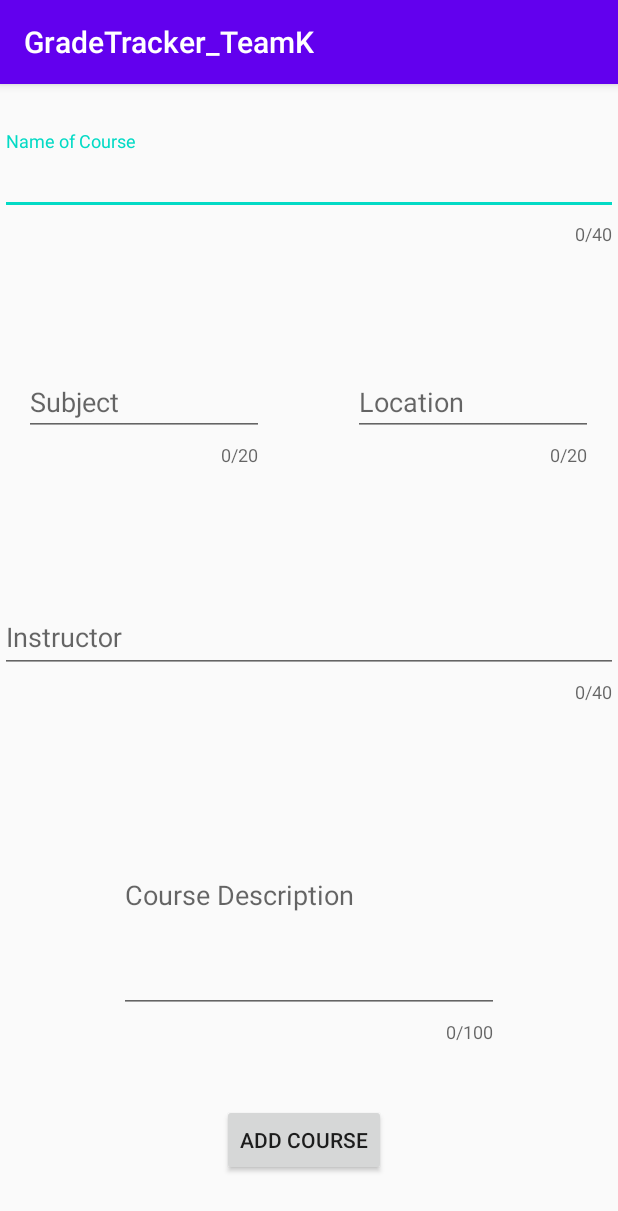
After one commit to Voraphi/GradeTracker_TeamK, an Android app: the AddCourseActivity screen opened directly, with no data from a screen before it, on a phone screen of 412 x 824 dp. The commit adds this screen. Shown: the top 1211 px of the screen. Run offline under Robolectric (Android 15) with nearby library versions, the phone set to English and light mode, and no system bars; our stand-ins replace Room's generated code.

Commit message:
Added user story to add a course.

```diff
--- a/app/src/main/AndroidManifest.xml
+++ b/app/src/main/AndroidManifest.xml
@@ -9,7 +9,8 @@
         android:roundIcon="@mipmap/ic_launcher_round"
         android:supportsRtl="true"
         android:theme="@style/AppTheme">
-        <activity android:name=".Register"></activity>
+        <activity android:name=".AddCourseActivity"></activity>
+        <activity android:name=".Register" />
         <activity android:name=".viewAllAssignmentsActivity" />
         <activity android:name=".viewOverAllGradesActivity" />
         <activity android:name=".viewAllCoursesActivity" />
--- /dev/null
+++ b/app/src/main/java/com/example/gradetracker_teamk/AddCourseActivity.java
@@ -0,0 +1,73 @@
+package com.example.gradetracker_teamk;
+
+import androidx.annotation.RequiresApi;
+import androidx.appcompat.app.AppCompatActivity;
+
+import android.content.Intent;
+import android.os.Build;
+import android.os.Bundle;
+import android.text.Editable;
+import android.util.Log;
+import android.view.View;
+import android.widget.Button;
+import android.widget.EditText;
+import android.widget.Toast;
+
+import com.example.gradetracker_teamk.Model.Course;
+import com.example.gradetracker_teamk.db.AppDataBase;
+import com.example.gradetracker_teamk.db.UsersDAO;
+
+public class AddCourseActivity extends AppCompatActivity {
+
+    private int userId;
+    private EditText nameOfCourse;
+    private EditText subject;
+    private EditText location;
+    private EditText instructor;
+    private EditText courseDescription;
+    private Button addCourse;
+    private UsersDAO db;
+
+    @Override
+    protected void onCreate(Bundle savedInstanceState) {
+        super.onCreate(savedInstanceState);
+        setContentView(R.layout.activity_add_course);
+
+        userId = getIntent().getIntExtra("userId", -1);
+
+        db = AppDataBase.getInstance(getApplicationContext()).getUsersDAO();
+
+        wireUp();
+
+        addCourse.setOnClickListener(new View.OnClickListener() {
+            @RequiresApi(api = Build.VERSION_CODES.O)
+            @Override
+            public void onClick(View view) {
+                if(nameOfCourse.getText().toString().isEmpty() || subject.getText().toString().isEmpty() ||
+                        location.getText().toString().isEmpty() || instructor.getText().toString().isEmpty() ||
+                        courseDescription.getText().toString().isEmpty()) {
+                    Toast.makeText(getApplicationContext(), "Make sure no fields are empty.", Toast.LENGTH_LONG).show();
+                }
+                else {
+                    Course newCourse = new Course(nameOfCourse.getText().toString(), subject.getText().toString(), location.getText().toString(), instructor.getText().toString(), courseDescription.getText().toString(), userId);
+                    db.insertCourse(newCourse);
+                    Log.d(this.getClass().toGenericString(), newCourse.toString());
+                    Toast.makeText(getApplicationContext(), "Course Successfully created!", Toast.LENGTH_LONG).show();
+                    Intent intent = new Intent(getApplicationContext(), viewOverAllGradesActivity.class);
+                    intent.putExtra("userId", userId);
+                    startActivity(intent);
+                }
+            }
+        });
+
+    }
+
+    private void wireUp() {
+        nameOfCourse = findViewById(R.id.nameOfCourseEditText);
+        subject = findViewById(R.id.subjectEditText);
+        location = findViewById(R.id.locationEditText);
+        instructor = findViewById(R.id.instructorEditText);
+        courseDescription = findViewById(R.id.courseDescriptionEditText);
+        addCourse = findViewById(R.id.addCourseButton);
+    }
+}
--- a/app/src/main/java/com/example/gradetracker_teamk/HomePage.java
+++ b/app/src/main/java/com/example/gradetracker_teamk/HomePage.java
@@ -7,6 +7,7 @@ import android.os.Bundle;
 import android.view.View;
 import android.widget.Button;
 import android.widget.TextView;
+import android.widget.Toast;
 
 import com.example.gradetracker_teamk.Model.User;
 import com.example.gradetracker_teamk.db.AppDataBase;
@@ -30,10 +31,11 @@ public class HomePage extends AppCompatActivity {
         viewCourses = findViewById(R.id.courses_button);
         viewOverAllGrades = findViewById(R.id.grades_button);
 
-        int userIdFromIntent = getIntent().getIntExtra("userid", -1);
+        int userIdFromIntent = getIntent().getIntExtra("userId", -1);
 
         if(userIdFromIntent == -1) {
             //make toast that says user was unsuccessfully logged in
+            Toast.makeText(getApplicationContext(), "user was unsuccessfully logged in", Toast.LENGTH_LONG).show();
             finish();
         }
         else {
--- a/app/src/main/java/com/example/gradetracker_teamk/LoginPage.java
+++ b/app/src/main/java/com/example/gradetracker_teamk/LoginPage.java
@@ -49,7 +49,7 @@ public class LoginPage extends AppCompatActivity {
 
                 if(!(current_user == null)){
                     Intent intent = new Intent(LoginPage.this, HomePage.class);
-                    intent.putExtra("userID", current_user.getUserId());
+                    intent.putExtra("userId", current_user.getUserId());
                     startActivity(intent);
                 } else {
                     Toast.makeText(getApplicationContext(), "Incorrect credentials, try again.", Toast.LENGTH_LONG).show();
--- a/app/src/main/java/com/example/gradetracker_teamk/db/UsersDAO.java
+++ b/app/src/main/java/com/example/gradetracker_teamk/db/UsersDAO.java
@@ -12,7 +12,7 @@ import java.util.List;
 @Dao
 public interface UsersDAO {
     @Insert
-    void inesertUser(User user);
+    void insertUser(User user);
 
     @Query("SELECT * FROM " + AppDataBase.USERS_TABLE + " WHERE username = :username")
     User getUserByUsername(String username);
--- /dev/null
+++ b/app/src/main/res/drawable/ic_baseline_home_24.xml
@@ -0,0 +1,5 @@
+<vector android:height="24dp" android:tint="#0F249B"
+    android:viewportHeight="24" android:viewportWidth="24"
+    android:width="24dp" xmlns:android="http://schemas.android.com/apk/res/android">
+    <path android:fillColor="@android:color/white" android:pathData="M10,20v-6h4v6h5v-8h3L12,3 2,12h3v8z"/>
+</vector>
--- /dev/null
+++ b/app/src/main/res/layout/activity_add_course.xml
@@ -0,0 +1,148 @@
+<?xml version="1.0" encoding="utf-8"?>
+<androidx.constraintlayout.widget.ConstraintLayout xmlns:android="http://schemas.android.com/apk/res/android"
+    xmlns:app="http://schemas.android.com/apk/res-auto"
+    xmlns:tools="http://schemas.android.com/tools"
+    android:layout_width="match_parent"
+    android:layout_height="match_parent"
+    tools:context=".AddCourseActivity">
+
+
+    <com.google.android.material.textfield.TextInputLayout
+        android:id="@+id/textInputLayout"
+        android:layout_width="match_parent"
+        android:layout_height="wrap_content"
+        app:counterEnabled="true"
+        app:counterMaxLength="40"
+        app:layout_constraintBottom_toTopOf="@id/textInputLayout4"
+        app:layout_constraintEnd_toEndOf="parent"
+        app:layout_constraintHorizontal_bias="1.0"
+        app:layout_constraintStart_toStartOf="@id/textInputLayout2"
+        app:layout_constraintTop_toTopOf="parent"
+        app:layout_constraintVertical_bias="0.12">
+
+        <EditText
+            android:id="@+id/nameOfCourseEditText"
+            android:layout_width="match_parent"
+            android:layout_height="wrap_content"
+            android:ems="10"
+            android:hint="Name of Course"
+            android:inputType="textPersonName"
+            android:maxLength="20"
+            tools:layout_editor_absoluteX="-16dp"
+            tools:layout_editor_absoluteY="113dp" />
+
+
+    </com.google.android.material.textfield.TextInputLayout>
+
+
+    <com.google.android.material.textfield.TextInputLayout
+        android:id="@+id/textInputLayout2"
+        android:layout_width="wrap_content"
+        android:layout_height="wrap_content"
+        android:layout_marginStart="16dp"
+        android:layout_marginLeft="16dp"
+        app:counterEnabled="true"
+        app:counterMaxLength="20"
+        app:layout_constraintBottom_toBottomOf="parent"
+        app:layout_constraintStart_toStartOf="parent"
+        app:layout_constraintTop_toTopOf="parent"
+        app:layout_constraintVertical_bias="0.261">
+
+        <EditText
+            android:id="@+id/subjectEditText"
+            android:layout_width="160dp"
+            android:layout_height="43dp"
+            android:ems="10"
+            android:hint="Subject"
+            android:inputType="textPersonName"
+            tools:layout_editor_absoluteX="16dp"
+            tools:layout_editor_absoluteY="167dp" />
+
+
+    </com.google.android.material.textfield.TextInputLayout>
+
+
+    <com.google.android.material.textfield.TextInputLayout
+        android:id="@+id/textInputLayout3"
+        android:layout_width="wrap_content"
+        android:layout_height="wrap_content"
+        android:layout_marginStart="56dp"
+        android:layout_marginLeft="56dp"
+        app:counterEnabled="true"
+        app:counterMaxLength="20"
+        app:layout_constraintBottom_toBottomOf="parent"
+        app:layout_constraintEnd_toEndOf="parent"
+        app:layout_constraintHorizontal_bias="0.157"
+        app:layout_constraintStart_toEndOf="@id/textInputLayout2"
+        app:layout_constraintTop_toTopOf="parent"
+        app:layout_constraintVertical_bias="0.261">
+
+        <EditText
+            android:id="@+id/locationEditText"
+            android:layout_width="160dp"
+            android:layout_height="43dp"
+            android:ems="10"
+            android:hint="Location"
+            android:inputType="textPersonName"
+            tools:layout_editor_absoluteX="235dp"
+            tools:layout_editor_absoluteY="167dp" />
+
+    </com.google.android.material.textfield.TextInputLayout>
+
+    <com.google.android.material.textfield.TextInputLayout
+        android:id="@+id/textInputLayout4"
+        android:layout_width="match_parent"
+        android:layout_height="wrap_content"
+        android:layout_marginBottom="40dp"
+        app:counterEnabled="true"
+        app:counterMaxLength="40"
+        app:layout_constraintBottom_toTopOf="@+id/textInputLayout5"
+        tools:layout_editor_absoluteX="0dp">
+
+        <EditText
+            android:id="@+id/instructorEditText"
+            android:layout_width="match_parent"
+            android:layout_height="wrap_content"
+            android:ems="10"
+            android:hint="Instructor"
+            android:inputType="textPersonName"
+            tools:layout_editor_absoluteX="100dp"
+            tools:layout_editor_absoluteY="388dp" />
+
+    </com.google.android.material.textfield.TextInputLayout>
+
+    <com.google.android.material.textfield.TextInputLayout
+        android:id="@+id/textInputLayout5"
+        android:layout_width="wrap_content"
+        android:layout_height="wrap_content"
+        android:layout_marginBottom="40dp"
+        app:counterEnabled="true"
+        app:counterMaxLength="100"
+        app:layout_constraintBottom_toTopOf="@id/addCourseButton"
+        app:layout_constraintEnd_toEndOf="parent"
+        app:layout_constraintStart_toStartOf="parent">
+
+
+        <EditText
+            android:id="@+id/courseDescriptionEditText"
+            android:layout_width="253dp"
+            android:layout_height="155dp"
+            android:ems="10"
+            android:hint="Course Description"
+            android:inputType="textPersonName"
+            tools:layout_editor_absoluteX="81dp"
+            tools:layout_editor_absoluteY="456dp" />
+    </com.google.android.material.textfield.TextInputLayout>
+
+    <Button
+        android:id="@+id/addCourseButton"
+        android:layout_width="wrap_content"
+        android:layout_height="wrap_content"
+        android:layout_marginStart="148dp"
+        android:layout_marginLeft="148dp"
+        android:layout_marginBottom="40dp"
+        android:text="Add Course"
+        app:layout_constraintBottom_toBottomOf="parent"
+        app:layout_constraintStart_toStartOf="parent" />
+
+</androidx.constraintlayout.widget.ConstraintLayout>
```
Also changed, not shown: app/src/main/java/com/example/gradetracker_teamk/Model/Course.java (+2 -11 lines), app/src/main/java/com/example/gradetracker_teamk/RecyclerView/CourseAdapter.java (+6 -1 lines), app/src/main/java/com/example/gradetracker_teamk/Register.java (+5 -6 lines), app/src/main/java/com/example/gradetracker_teamk/viewAllCoursesActivity.java (+24 -3 lines), app/src/main/res/layout/course_items.xml (+24 -12 lines).
